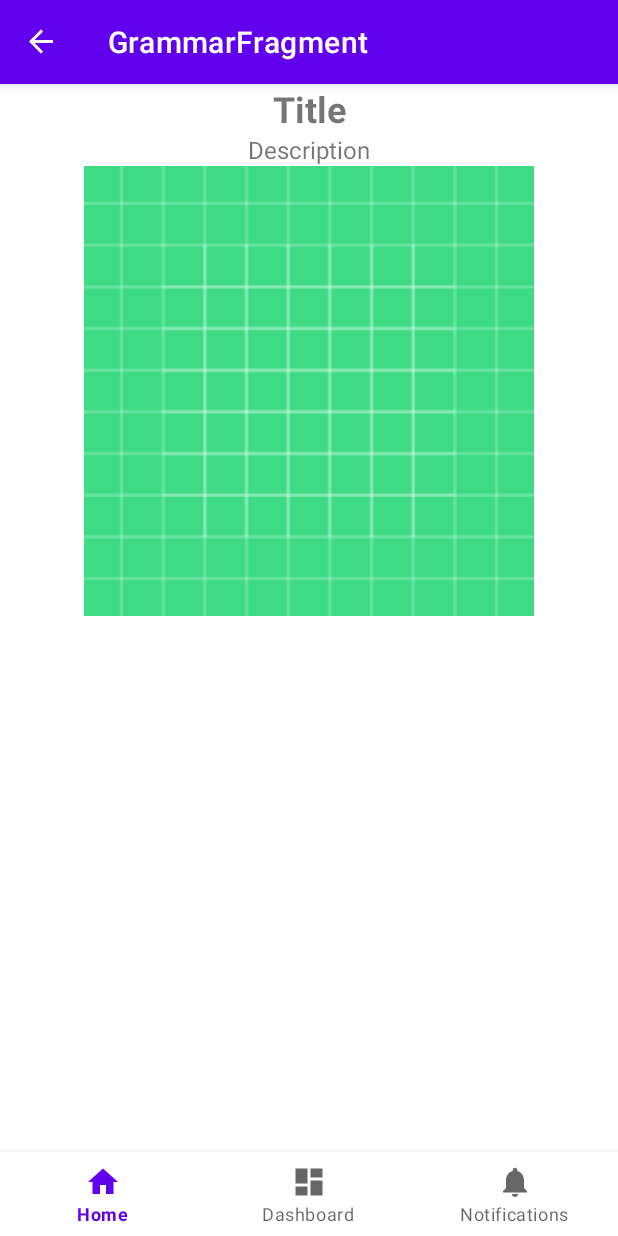
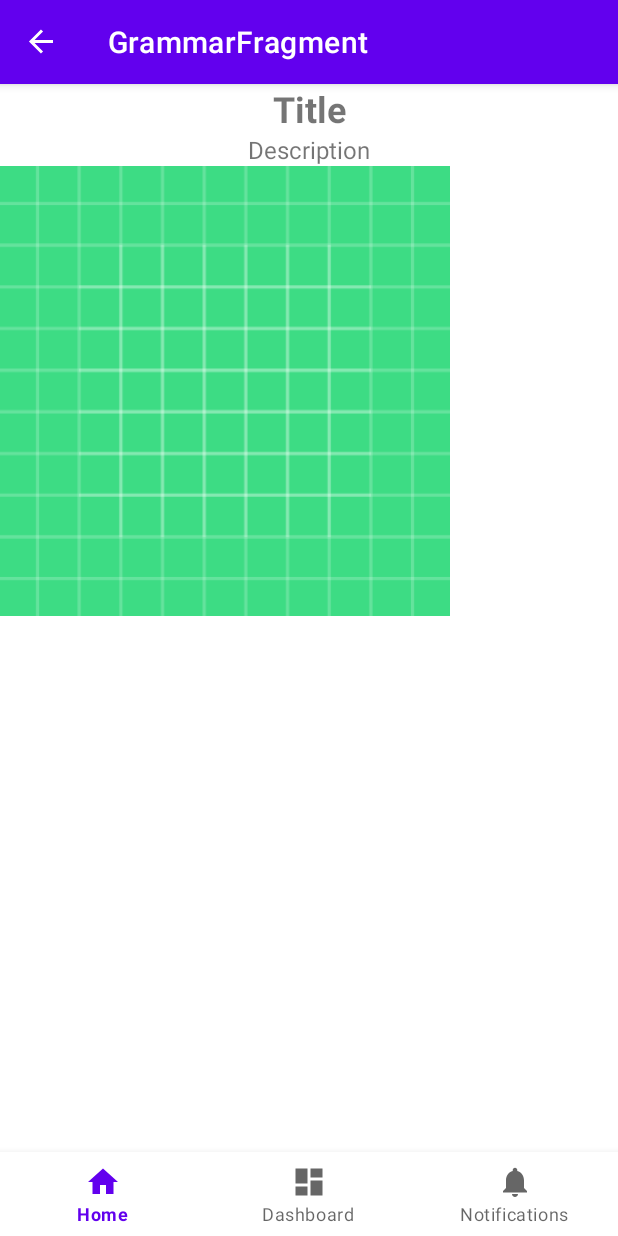
Before and after one commit to tashbaevb/DUD_Mobile, an Android app: the GrammarFragment screen opened through its navigation route, on a phone screen of 412 x 824 dp. Run offline under Robolectric (Android 15) with nearby library versions, the phone set to English and light mode, and no system bars; our stand-ins replace Picasso, navigation-ui; pictures from the network do not load; 1 statement that could not run was skipped.

Commit message:
grammarLesson is done, img added succesfully

```diff
--- a/app/src/main/java/com/example/dud_mobile/ui/lessons/grammar/GrammarFragment.java
+++ b/app/src/main/java/com/example/dud_mobile/ui/lessons/grammar/GrammarFragment.java
@@ -8,18 +8,14 @@ import android.widget.ImageView;
 import android.widget.TextView;
 import android.widget.Toast;
 import androidx.fragment.app.Fragment;
-import androidx.recyclerview.widget.LinearLayoutManager;
-import androidx.recyclerview.widget.RecyclerView;
 import com.example.dud_mobile.R;
+import com.example.dud_mobile.constant.ConstantAPI;
 import com.example.dud_mobile.models.GrammarLesson;
 import com.example.dud_mobile.remote_data.RetrofitClient;
 import com.squareup.picasso.Picasso;
 import retrofit2.Call;
 import retrofit2.Callback;
 import retrofit2.Response;
-
-import java.util.ArrayList;
-import java.util.List;
 
 public class GrammarFragment extends Fragment {
 
@@ -53,7 +49,9 @@ public class GrammarFragment extends Fragment {
                     grammarTitle.setText(grammarLesson.getTitle());
                     grammarDescription.setText(grammarLesson.getDescription());
 
-                    Picasso.get().load(grammarLesson.getGrammarImage()).into(grammarImage);
+                    // Загрузка изображения
+                    String imageURL = ConstantAPI.BASE_URL + grammarLesson.getGrammarImage();
+                    Picasso.get().load(imageURL).into(grammarImage);
                 } else {
                     Toast.makeText(requireActivity(), "Failed to load grammar lesson", Toast.LENGTH_SHORT).show();
                 }
--- a/app/src/main/res/layout/fragment_grammar.xml
+++ b/app/src/main/res/layout/fragment_grammar.xml
@@ -7,46 +7,35 @@
         android:layout_height="match_parent"
         tools:context=".ui.lessons.grammar.GrammarFragment">
 
-    <androidx.constraintlayout.widget.ConstraintLayout
-            android:layout_width="match_parent"
-            android:layout_height="wrap_content">
+    <LinearLayout xmlns:android="http://schemas.android.com/apk/res/android"
+                  android:layout_width="match_parent"
+                  android:layout_height="match_parent"
+                  android:orientation="vertical">
 
         <TextView
                 android:id="@+id/grammarTitle"
-                android:layout_width="0dp"
+                android:layout_width="match_parent"
                 android:layout_height="wrap_content"
                 android:textSize="24sp"
                 android:textStyle="bold"
-                android:text="Title"
                 android:gravity="center"
-                app:layout_constraintTop_toTopOf="parent"
-                app:layout_constraintStart_toStartOf="parent"
-                app:layout_constraintEnd_toEndOf="parent"
-                app:layout_constraintVertical_bias="0.2" />
+                android:text="Title" />
 
         <TextView
                 android:id="@+id/grammarDescription"
-                android:layout_width="0dp"
+                android:layout_width="match_parent"
                 android:layout_height="wrap_content"
                 android:textSize="16sp"
-                android:text="Description"
                 android:gravity="center"
-                app:layout_constraintTop_toBottomOf="@id/grammarTitle"
-                app:layout_constraintStart_toStartOf="parent"
-                app:layout_constraintEnd_toEndOf="parent"
-                app:layout_constraintVertical_bias="0.1" />
+                android:text="Description" />
 
         <ImageView
                 android:id="@+id/grammarImage"
                 android:layout_width="300dp"
                 android:layout_height="300dp"
-                android:src="@drawable/ic_launcher_background"
-                app:layout_constraintTop_toBottomOf="@id/grammarDescription"
-                app:layout_constraintStart_toStartOf="parent"
-                app:layout_constraintEnd_toEndOf="parent"
-                app:layout_constraintBottom_toBottomOf="parent"
-                app:layout_constraintVertical_bias="0.5" />
+                android:scaleType="fitCenter"
+                android:src="@drawable/ic_launcher_background" />
 
-    </androidx.constraintlayout.widget.ConstraintLayout>
+    </LinearLayout>
 
 </ScrollView>
```
